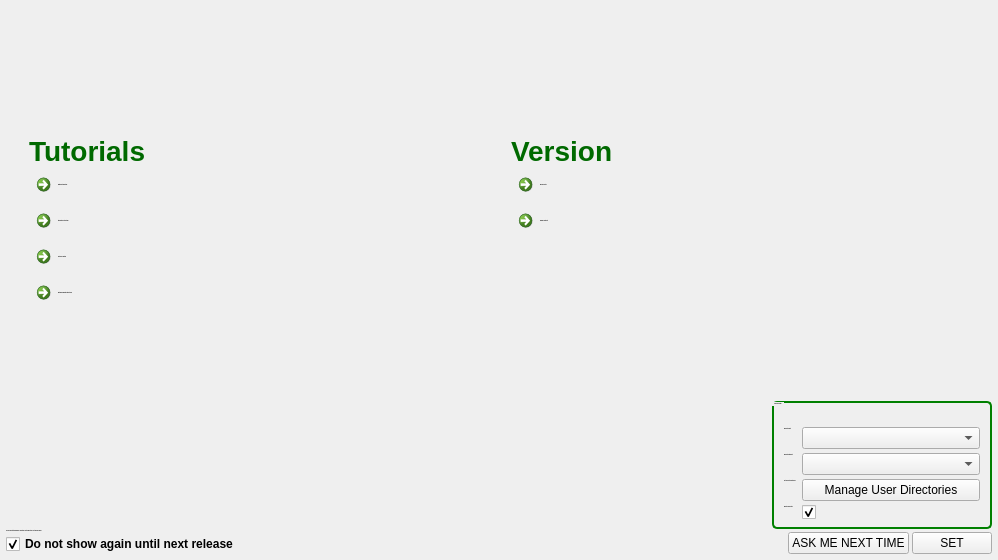
Qt form Code/Mantid/MantidPlot/src/Mantid/FirstTimeSetup.ui (mantidproject/mantid) before a commit.
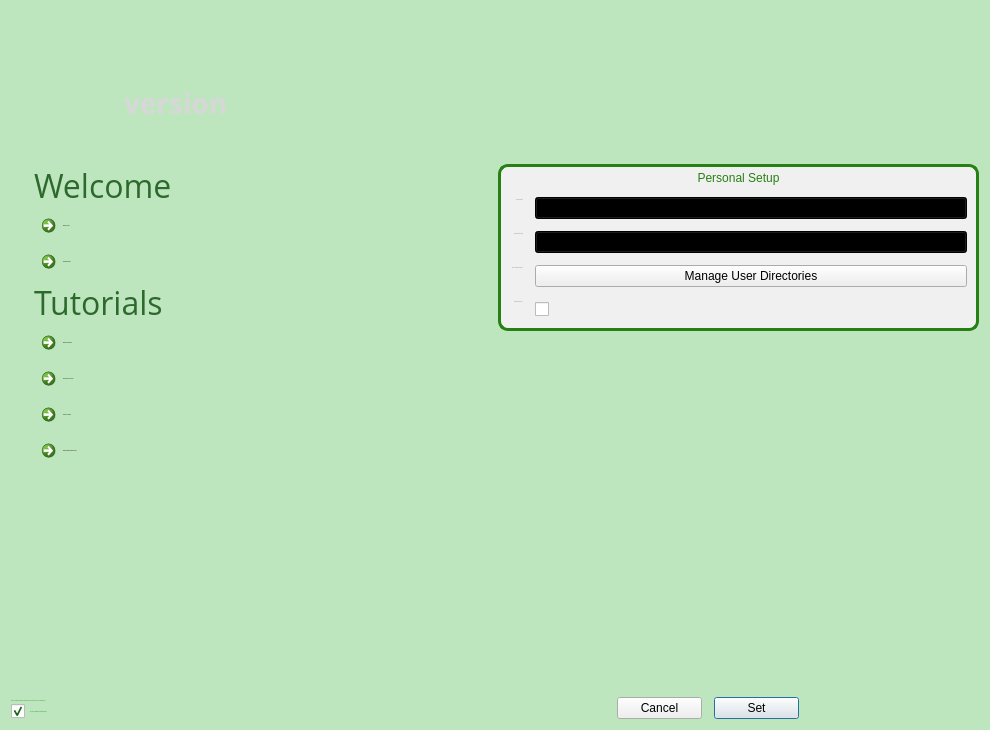
The same form after that commit. Icons and pictures are not drawn. Custom widgets are drawn as their Qt base class.

Commit message: re #10882 embed fonts, new images and changes to first time ui

Diff of the .ui file:
```diff
--- a/Code/Mantid/MantidPlot/src/Mantid/FirstTimeSetup.ui
+++ b/Code/Mantid/MantidPlot/src/Mantid/FirstTimeSetup.ui
@@ -6,8 +6,8 @@
    <rect>
     <x>0</x>
     <y>0</y>
-    <width>998</width>
-    <height>560</height>
+    <width>990</width>
+    <height>730</height>
    </rect>
   </property>
   <property name="sizePolicy">
@@ -18,14 +18,14 @@
   </property>
   <property name="minimumSize">
    <size>
-    <width>998</width>
-    <height>560</height>
+    <width>990</width>
+    <height>730</height>
    </size>
   </property>
   <property name="maximumSize">
    <size>
-    <width>998</width>
-    <height>560</height>
+    <width>990</width>
+    <height>730</height>
    </size>
   </property>
   <property name="font">
@@ -38,44 +38,34 @@
   </property>
   <property name="styleSheet">
    <string notr="true">QDialog#FirstTimeSetup{
+	background-color: rgb(190, 230, 190);
 	background-image: url(:/First_use_Background.png);
+    background-repeat: no-repeat;
+	image: url(:/mantid.png);
+	image-position: right bottom
 }
 QDialog#FirstTimeSetup QLabel{
-	font: 12px &quot;Segoe UI&quot;;
-    font-weight: bold;
+	font: 14px &quot;Open Sans&quot;;
 }
 QDialog#FirstTimeSetup QCheckbox{
-	font: 12px &quot;Segoe UI&quot;;
-    font-weight: bold;
-}
-QDialog#FirstTimeSetup QGroupBox{
-	font: 12px &quot;Segoe UI&quot;;
-    font-weight: bold;
+	font: 18px &quot;Open Sans&quot;;
 }
 QDialog#FirstTimeSetup QPushButton{
-	font: 12px &quot;Segoe UI&quot;;
-}
-QDialog#FirstTimeSetup QComboBox{
-	font: 12px &quot;Segoe UI&quot;;
+	font: 14px &quot;Open Sans&quot;;
 }
 QDialog#FirstTimeSetup QCommandLinkButton{
-	font: 28px &quot;Segoe UI&quot;;
-    font-weight: bold;
+	font: 28px &quot;Open Sans&quot;;
 }
+
 </string>
   </property>
-  <layout class="QVBoxLayout" name="verticalLayout_3">
-   <property name="leftMargin">
-    <number>6</number>
-   </property>
+  <layout class="QVBoxLayout" name="verticalLayout_6">
+   <item>
+    <layout class="QVBoxLayout" name="verticalLayout_5">
+     <item>
+      <layout class="QHBoxLayout" name="horizontalLayout_3">
    <property name="topMargin">
-    <number>135</number>
-   </property>
-   <property name="rightMargin">
-    <number>6</number>
-   </property>
-   <property name="bottomMargin">
-    <number>6</number>
+        <number>73</number>
    </property>
    <item>
     <layout class="QGridLayout" name="gridLayout">
@@ -85,15 +75,53 @@
      <property name="spacing">
       <number>0</number>
      </property>
-     <item row="7" column="0">
+         <item row="5" column="0">
+          <widget class="QCommandLinkButton" name="clbSampleDatasets">
+           <property name="font">
+            <font>
+             <family>Open Sans</family>
+             <pointsize>-1</pointsize>
+             <weight>50</weight>
+             <italic>false</italic>
+             <bold>false</bold>
+            </font>
+           </property>
+           <property name="layoutDirection">
+            <enum>Qt::LeftToRight</enum>
+           </property>
+           <property name="styleSheet">
+            <string notr="true"/>
+           </property>
+           <property name="text">
+            <string>Sample Datasets</string>
+           </property>
+           <property name="icon">
+            <iconset resource="../../../Images/images.qrc">
+             <normaloff>:/Icons/download-icon-48x48.png</normaloff>:/Icons/download-icon-48x48.png</iconset>
+           </property>
+           <property name="iconSize">
+            <size>
+             <width>48</width>
+             <height>48</height>
+            </size>
+           </property>
+           <property name="checkable">
+            <bool>false</bool>
+           </property>
+           <property name="autoDefault">
+            <bool>true</bool>
+           </property>
+          </widget>
+         </item>
+         <item row="13" column="0">
       <widget class="QCommandLinkButton" name="clbExtendingMantid">
        <property name="font">
         <font>
-         <family>Segoe UI</family>
+             <family>Open Sans</family>
          <pointsize>-1</pointsize>
-         <weight>75</weight>
+             <weight>50</weight>
          <italic>false</italic>
-         <bold>true</bold>
+             <bold>false</bold>
         </font>
        </property>
        <property name="layoutDirection">
@@ -111,8 +139,8 @@
        </property>
        <property name="iconSize">
         <size>
-         <width>32</width>
-         <height>32</height>
+             <width>48</width>
+             <height>48</height>
         </size>
        </property>
        <property name="checkable">
@@ -120,15 +148,15 @@
        </property>
       </widget>
      </item>
-     <item row="6" column="0">
+         <item row="12" column="0">
       <widget class="QCommandLinkButton" name="clbPythonInMantid">
        <property name="font">
         <font>
-         <family>Segoe UI</family>
+             <family>Open Sans</family>
          <pointsize>-1</pointsize>
-         <weight>75</weight>
+             <weight>50</weight>
          <italic>false</italic>
-         <bold>true</bold>
+             <bold>false</bold>
         </font>
        </property>
        <property name="layoutDirection">
@@ -146,8 +174,8 @@
        </property>
        <property name="iconSize">
         <size>
-         <width>32</width>
-         <height>32</height>
+             <width>48</width>
+             <height>48</height>
         </size>
        </property>
        <property name="checkable">
@@ -155,15 +183,15 @@
        </property>
       </widget>
      </item>
-     <item row="5" column="0">
+         <item row="11" column="0">
       <widget class="QCommandLinkButton" name="clbPythonIntroduction">
        <property name="font">
         <font>
-         <family>Segoe UI</family>
+             <family>Open Sans</family>
          <pointsize>-1</pointsize>
-         <weight>75</weight>
+             <weight>50</weight>
          <italic>false</italic>
-         <bold>true</bold>
+             <bold>false</bold>
         </font>
        </property>
        <property name="layoutDirection">
@@ -181,8 +209,8 @@
        </property>
        <property name="iconSize">
         <size>
-         <width>32</width>
-         <height>32</height>
+             <width>48</width>
+             <height>48</height>
         </size>
        </property>
        <property name="checkable">
@@ -190,15 +218,15 @@
        </property>
       </widget>
      </item>
-     <item row="4" column="0">
+         <item row="10" column="0">
       <widget class="QCommandLinkButton" name="clbMantidIntroduction">
        <property name="font">
         <font>
-         <family>Segoe UI</family>
+             <family>Open Sans</family>
          <pointsize>-1</pointsize>
-         <weight>75</weight>
+             <weight>50</weight>
          <italic>false</italic>
-         <bold>true</bold>
+             <bold>false</bold>
         </font>
        </property>
        <property name="layoutDirection">
@@ -216,8 +244,8 @@
        </property>
        <property name="iconSize">
         <size>
-         <width>32</width>
-         <height>32</height>
+             <width>48</width>
+             <height>48</height>
         </size>
        </property>
        <property name="checkable">
@@ -225,55 +253,35 @@
        </property>
       </widget>
      </item>
-     <item row="0" column="0">
+         <item row="6" column="0">
       <widget class="QLabel" name="lblTutorials">
        <property name="font">
         <font>
-         <family>Segoe UI</family>
+             <family>Open Sans</family>
          <pointsize>-1</pointsize>
-         <weight>75</weight>
+             <weight>50</weight>
          <italic>false</italic>
-         <bold>true</bold>
+             <bold>false</bold>
         </font>
        </property>
        <property name="styleSheet">
-        <string notr="true">color: rgb(0, 105, 0);
-font-size: 28px</string>
+            <string notr="true">color: rgb(45, 105, 45);
+font-size: 32px;</string>
        </property>
        <property name="text">
         <string>Tutorials</string>
        </property>
       </widget>
      </item>
-     <item row="0" column="1">
-      <widget class="QLabel" name="lblVersion">
-       <property name="font">
-        <font>
-         <family>Segoe UI</family>
-         <pointsize>-1</pointsize>
-         <weight>75</weight>
-         <italic>false</italic>
-         <bold>true</bold>
-        </font>
-       </property>
-       <property name="styleSheet">
-        <string notr="true">color: rgb(0, 105, 0);
-font-size: 28px</string>
-       </property>
-       <property name="text">
-        <string>Version </string>
-       </property>
-      </widget>
-     </item>
-     <item row="4" column="1">
+         <item row="4" column="0">
       <widget class="QCommandLinkButton" name="clbReleaseNotes">
        <property name="font">
         <font>
-         <family>Segoe UI</family>
+             <family>Open Sans</family>
          <pointsize>-1</pointsize>
-         <weight>75</weight>
+             <weight>50</weight>
          <italic>false</italic>
-         <bold>true</bold>
+             <bold>false</bold>
         </font>
        </property>
        <property name="layoutDirection">
@@ -292,54 +300,74 @@
        </property>
        <property name="iconSize">
         <size>
-         <width>32</width>
-         <height>32</height>
+             <width>48</width>
+             <height>48</height>
         </size>
        </property>
        <property name="checkable">
         <bool>false</bool>
        </property>
-      </widget>
-     </item>
-     <item row="5" column="1">
-      <widget class="QCommandLinkButton" name="clbSampleDatasets">
+           <property name="default">
+            <bool>true</bool>
+           </property>
+          </widget>
+         </item>
+         <item row="1" column="0">
+          <widget class="QLabel" name="lblVersion">
+           <property name="sizePolicy">
+            <sizepolicy hsizetype="Preferred" vsizetype="Preferred">
+             <horstretch>0</horstretch>
+             <verstretch>0</verstretch>
+            </sizepolicy>
+           </property>
        <property name="font">
         <font>
-         <family>Segoe UI</family>
+             <family>Montserrat Alternates</family>
          <pointsize>-1</pointsize>
          <weight>75</weight>
          <italic>false</italic>
          <bold>true</bold>
         </font>
        </property>
-       <property name="layoutDirection">
-        <enum>Qt::LeftToRight</enum>
-       </property>
        <property name="styleSheet">
-        <string notr="true"/>
+            <string notr="true">color: rgb(215, 215, 215);
+font: 28pt &quot;Montserrat Alternates&quot;;
+font-weight: bold;
+font-size: 28px</string>
        </property>
        <property name="text">
-        <string>Sample Datasets</string>
-       </property>
-       <property name="icon">
-        <iconset resource="../../../Images/images.qrc">
-         <normaloff>:/Icons/download-icon-32x32.png</normaloff>:/Icons/download-icon-32x32.png</iconset>
-       </property>
-       <property name="iconSize">
-        <size>
-         <width>32</width>
-         <height>32</height>
-        </size>
-       </property>
-       <property name="checkable">
-        <bool>false</bool>
-       </property>
-      </widget>
-     </item>
-    </layout>
-   </item>
-   <item>
-    <spacer name="verticalSpacer_2">
+            <string>version </string>
+           </property>
+           <property name="margin">
+            <number>0</number>
+           </property>
+           <property name="indent">
+            <number>90</number>
+           </property>
+          </widget>
+         </item>
+         <item row="3" column="0">
+          <widget class="QLabel" name="Welcome">
+           <property name="font">
+            <font>
+             <family>Open Sans</family>
+             <pointsize>-1</pointsize>
+             <weight>50</weight>
+             <italic>false</italic>
+             <bold>false</bold>
+            </font>
+           </property>
+           <property name="styleSheet">
+            <string notr="true">color: rgb(45, 105, 45);
+font-size: 32px;</string>
+           </property>
+           <property name="text">
+            <string>Welcome</string>
+           </property>
+          </widget>
+         </item>
+         <item row="2" column="0">
+          <spacer name="verticalSpacer_4">
      <property name="orientation">
       <enum>Qt::Vertical</enum>
      </property>
@@ -351,90 +379,31 @@
      </property>
     </spacer>
    </item>
-   <item>
-    <layout class="QHBoxLayout" name="horizontalLayout_2">
-     <item>
-      <layout class="QVBoxLayout" name="verticalLayout_2">
-       <property name="spacing">
-        <number>2</number>
-       </property>
-       <item>
-        <widget class="QLabel" name="lbUpdate">
-         <property name="minimumSize">
-          <size>
-           <width>540</width>
-           <height>0</height>
-          </size>
-         </property>
-         <property name="font">
-          <font>
-           <family>Segoe UI</family>
-           <pointsize>-1</pointsize>
-           <weight>75</weight>
-           <italic>false</italic>
-           <bold>true</bold>
-          </font>
-         </property>
-         <property name="styleSheet">
-          <string notr="true">color: rgb(0, 0, 0);</string>
-         </property>
-         <property name="text">
-          <string>You can revisit this dialog by selecting &quot;First Time Setup&quot; on the Help menu.</string>
-         </property>
-         <property name="alignment">
-          <set>Qt::AlignBottom|Qt::AlignLeading|Qt::AlignLeft</set>
-         </property>
-         <property name="wordWrap">
-          <bool>true</bool>
-         </property>
-        </widget>
-       </item>
-       <item>
-        <widget class="QCheckBox" name="chkDoNotShowUntilNextRelease">
-         <property name="font">
-          <font>
-           <family>Segoe UI</family>
-           <weight>75</weight>
-           <bold>true</bold>
-          </font>
-         </property>
-         <property name="styleSheet">
-          <string notr="true">color: rgb(0, 0, 0);</string>
-         </property>
-         <property name="text">
-          <string>Do not show again until next release</string>
-         </property>
-         <property name="checked">
-          <bool>true</bool>
-         </property>
-        </widget>
-       </item>
       </layout>
      </item>
      <item>
-      <spacer name="horizontalSpacer_2">
+        <layout class="QVBoxLayout" name="verticalLayout_4">
+         <item>
+          <spacer name="verticalSpacer">
        <property name="orientation">
-        <enum>Qt::Horizontal</enum>
+            <enum>Qt::Vertical</enum>
+           </property>
+           <property name="sizeType">
+            <enum>QSizePolicy::Fixed</enum>
        </property>
        <property name="sizeHint" stdset="0">
         <size>
-         <width>40</width>
-         <height>20</height>
+             <width>20</width>
+             <height>80</height>
         </size>
        </property>
       </spacer>
      </item>
-     <item>
-      <layout class="QVBoxLayout" name="verticalLayout">
-       <property name="spacing">
-        <number>3</number>
-       </property>
        <item>
         <widget class="QGroupBox" name="grpPersonalSetup">
          <property name="font">
           <font>
            <family>Segoe UI</family>
-           <pointsize>-1</pointsize>
            <weight>75</weight>
            <italic>false</italic>
            <bold>true</bold>
@@ -442,56 +411,95 @@
          </property>
          <property name="styleSheet">
           <string notr="true">QGroupBox {
-     border: 2px solid green;
-     border-radius: 5px;
+     border: 3px solid  rgb(38, 128, 20);;
+     border-radius: 10px;
+	background-color: rgb(240, 240, 240);
  }
-</string>
+QGroupBox#grpPersonalSetup QLabel{
+	font: 16px &quot;Open Sans&quot;;
+	color: rgb(121, 121, 121);
+}
+QGroupBox#grpPersonalSetup QCheckBox{
+	font: 16px &quot;Open Sans&quot;;
+	color: rgb(121, 121, 121);
+}
+QGroupBox#grpPersonalSetup QPushButton{
+	font: 14px &quot;Open Sans&quot;;
+}
+QGroupBox#grpPersonalSetup QComboBox{
+	font: 14px &quot;Open Sans&quot;;
+}</string>
          </property>
          <property name="title">
+            <string/>
+           </property>
+           <property name="alignment">
+            <set>Qt::AlignCenter</set>
+           </property>
+           <layout class="QVBoxLayout" name="verticalLayout_7">
+            <property name="spacing">
+             <number>12</number>
+            </property>
+            <property name="topMargin">
+             <number>1</number>
+            </property>
+            <item>
+             <widget class="QLabel" name="label_3">
+              <property name="styleSheet">
+               <string notr="true">color: rgb(38, 128, 20);</string>
+              </property>
+              <property name="text">
           <string>Personal Setup</string>
          </property>
          <property name="alignment">
-          <set>Qt::AlignLeading|Qt::AlignLeft|Qt::AlignVCenter</set>
-         </property>
-         <layout class="QFormLayout" name="formLayout">
+               <set>Qt::AlignCenter</set>
+              </property>
+             </widget>
+            </item>
+            <item>
+             <layout class="QFormLayout" name="formLayout_4">
           <property name="fieldGrowthPolicy">
            <enum>QFormLayout::AllNonFixedFieldsGrow</enum>
           </property>
+              <property name="labelAlignment">
+               <set>Qt::AlignRight|Qt::AlignTrailing|Qt::AlignVCenter</set>
+              </property>
+              <property name="formAlignment">
+               <set>Qt::AlignLeading|Qt::AlignLeft|Qt::AlignVCenter</set>
+              </property>
           <property name="verticalSpacing">
-           <number>4</number>
-          </property>
-          <property name="topMargin">
-           <number>18</number>
-          </property>
-          <property name="bottomMargin">
-           <number>6</number>
+               <number>12</number>
           </property>
           <item row="0" column="0">
            <widget class="QLabel" name="label">
             <property name="font">
              <font>
-              <family>Segoe UI</family>
+                  <family>Open Sans</family>
               <pointsize>-1</pointsize>
-              <weight>75</weight>
+                  <weight>50</weight>
               <italic>false</italic>
-              <bold>true</bold>
+                  <bold>false</bold>
              </font>
             </property>
             <property name="autoFillBackground">
              <bool>false</bool>
             </property>
             <property name="styleSheet">
-             <string notr="true">color: rgb(0, 0, 0);</string>
+                 <string notr="true"/>
             </property>
             <property name="text">
              <string>Default Facility</string>
             </property>
+                <property name="alignment">
+                 <set>Qt::AlignRight|Qt::AlignTrailing|Qt::AlignVCenter</set>
+                </property>
            </widget>
           </item>
           <item row="0" column="1">
            <widget class="QComboBox" name="cbFacility">
             <property name="styleSheet">
-             <string notr="true">color: rgb(0, 0, 0);</string>
+                 <string notr="true">color: rgb(0, 0, 0);
+background-color: qlineargradient(spread:pad, x1:0, y1:1, x2:0, y2:0, stop:0 rgba(240, 240, 240, 255),stop:1 rgba(255, 255, 255, 255));</string>
             </property>
            </widget>
           </item>
@@ -499,25 +507,29 @@
            <widget class="QLabel" name="label_2">
             <property name="font">
              <font>
-              <family>Segoe UI</family>
+                  <family>Open Sans</family>
               <pointsize>-1</pointsize>
-              <weight>75</weight>
+                  <weight>50</weight>
               <italic>false</italic>
-              <bold>true</bold>
+                  <bold>false</bold>
              </font>
             </property>
             <property name="styleSheet">
-             <string notr="true">color: rgb(0, 0, 0);</string>
+                 <string notr="true"/>
             </property>
             <property name="text">
              <string>Default Instrument</string>
             </property>
+                <property name="alignment">
+                 <set>Qt::AlignRight|Qt::AlignTrailing|Qt::AlignVCenter</set>
+                </property>
            </widget>
           </item>
           <item row="1" column="1">
            <widget class="MantidQt::MantidWidgets::InstrumentSelector" name="cbInstrument">
             <property name="styleSheet">
-             <string notr="true">color: rgb(0, 0, 0);</string>
+                 <string notr="true">color: rgb(0, 0, 0);
+background-color: qlineargradient(spread:pad, x1:0, y1:1, x2:0, y2:0, stop:0 rgba(240, 240, 240, 255),stop:1 rgba(255, 255, 255, 255));</string>
             </property>
            </widget>
           </item>
@@ -525,19 +537,22 @@
            <widget class="QLabel" name="lbMUD">
             <property name="font">
              <font>
-              <family>Segoe UI</family>
+                  <family>Open Sans</family>
               <pointsize>-1</pointsize>
-              <weight>75</weight>
+                  <weight>50</weight>
               <italic>false</italic>
-              <bold>true</bold>
+                  <bold>false</bold>
              </font>
             </property>
             <property name="styleSheet">
-             <string notr="true">color: rgb(0, 0, 0);</string>
+                 <string notr="true"/>
             </property>
             <property name="text">
              <string>Set local data directories</string>
             </property>
+                <property name="alignment">
+                 <set>Qt::AlignRight|Qt::AlignTrailing|Qt::AlignVCenter</set>
+                </property>
            </widget>
           </item>
           <item row="2" column="1">
@@ -552,8 +567,11 @@
           </item>
           <item row="3" column="1">
            <widget class="QCheckBox" name="chkAllowUsageData">
+                <property name="styleSheet">
+                 <string notr="true">color: rgba(235, 235, 235, 0);</string>
+                </property>
             <property name="text">
-             <string/>
+                 <string>Report usage data</string>
             </property>
             <property name="checked">
              <bool>true</bool>
@@ -564,40 +582,137 @@
            <widget class="QLabel" name="lblAllowUsageData">
             <property name="font">
              <font>
-              <family>Segoe UI</family>
+                  <family>Open Sans</family>
               <pointsize>-1</pointsize>
-              <weight>75</weight>
+                  <weight>50</weight>
               <italic>false</italic>
-              <bold>true</bold>
+                  <bold>false</bold>
              </font>
             </property>
             <property name="text">
              <string>Report usage data</string>
             </property>
+                <property name="alignment">
+                 <set>Qt::AlignLeading|Qt::AlignLeft|Qt::AlignVCenter</set>
+                </property>
            </widget>
           </item>
          </layout>
-        </widget>
+            </item>
+           </layout>
+          </widget>
+         </item>
+         <item>
+          <spacer name="verticalSpacer_2">
+           <property name="orientation">
+            <enum>Qt::Vertical</enum>
+           </property>
+           <property name="sizeHint" stdset="0">
+            <size>
+             <width>20</width>
+             <height>40</height>
+            </size>
+           </property>
+          </spacer>
+         </item>
+        </layout>
+       </item>
+      </layout>
        </item>
        <item>
         <layout class="QHBoxLayout" name="horizontalLayout">
          <item>
-          <spacer name="horizontalSpacer">
+        <layout class="QVBoxLayout" name="verticalLayout_2">
+         <property name="spacing">
+          <number>2</number>
+         </property>
+         <item>
+          <widget class="QLabel" name="lbUpdate">
+           <property name="minimumSize">
+            <size>
+             <width>600</width>
+             <height>0</height>
+            </size>
+           </property>
+           <property name="font">
+            <font>
+             <family>Open Sans</family>
+             <pointsize>-1</pointsize>
+             <weight>50</weight>
+             <italic>false</italic>
+             <bold>false</bold>
+            </font>
+           </property>
+           <property name="styleSheet">
+            <string notr="true">font: 16px &quot;Open Sans&quot;;
+color: rgb(25,125,25);</string>
+           </property>
+           <property name="text">
+            <string>You can revisit this dialog by selecting &quot;First Time Setup&quot; on the Help menu.</string>
+           </property>
+           <property name="alignment">
+            <set>Qt::AlignBottom|Qt::AlignLeading|Qt::AlignLeft</set>
+           </property>
+           <property name="wordWrap">
+            <bool>true</bool>
+           </property>
+          </widget>
+         </item>
+         <item>
+          <widget class="QCheckBox" name="chkDoNotShowUntilNextRelease">
+           <property name="font">
+            <font>
+             <family>Open Sans</family>
+             <pointsize>-1</pointsize>
+             <weight>50</weight>
+             <italic>false</italic>
+             <bold>false</bold>
+            </font>
+           </property>
+           <property name="styleSheet">
+            <string notr="true">font: 16px &quot;Open Sans&quot;;
+color: rgb(25,125,25);</string>
+           </property>
+           <property name="text">
+            <string>Do not show again until next release</string>
+           </property>
+           <property name="iconSize">
+            <size>
+             <width>32</width>
+             <height>32</height>
+            </size>
+           </property>
+           <property name="checked">
+            <bool>true</bool>
+           </property>
+          </widget>
+         </item>
+        </layout>
+       </item>
+       <item>
+        <layout class="QVBoxLayout" name="verticalLayout">
+         <item>
+          <spacer name="verticalSpacer_3">
            <property name="orientation">
-            <enum>Qt::Horizontal</enum>
+            <enum>Qt::Vertical</enum>
            </property>
            <property name="sizeHint" stdset="0">
             <size>
-             <width>13</width>
-             <height>20</height>
+             <width>20</width>
+             <height>40</height>
             </size>
            </property>
           </spacer>
          </item>
+         <item>
+          <layout class="QHBoxLayout" name="horizontalLayout_2">
+           <property name="spacing">
+            <number>12</number>
+           </property>
          <item>
           <widget class="QPushButton" name="pbCancel">
            <property name="text">
-            <string>ASK ME NEXT TIME</string>
+              <string>Cancel</string>
            </property>
            <property name="default">
             <bool>false</bool>
@@ -610,14 +725,32 @@
          <item>
           <widget class="QPushButton" name="pbConfirm">
            <property name="text">
-            <string>SET</string>
+              <string>Set</string>
            </property>
            <property name="default">
-            <bool>false</bool>
+              <bool>true</bool>
            </property>
           </widget>
          </item>
         </layout>
+         </item>
+        </layout>
+       </item>
+       <item>
+        <spacer name="horizontalSpacer">
+         <property name="orientation">
+          <enum>Qt::Horizontal</enum>
+         </property>
+         <property name="sizeType">
+          <enum>QSizePolicy::Fixed</enum>
+         </property>
+         <property name="sizeHint" stdset="0">
+          <size>
+           <width>180</width>
+           <height>20</height>
+          </size>
+         </property>
+        </spacer>
        </item>
       </layout>
      </item>
```
Left out of the diff: 29 changed lines with no effect on the pictures. Lines whose indentation alone changed are shown as unchanged. The commit also changes 27 other files.
